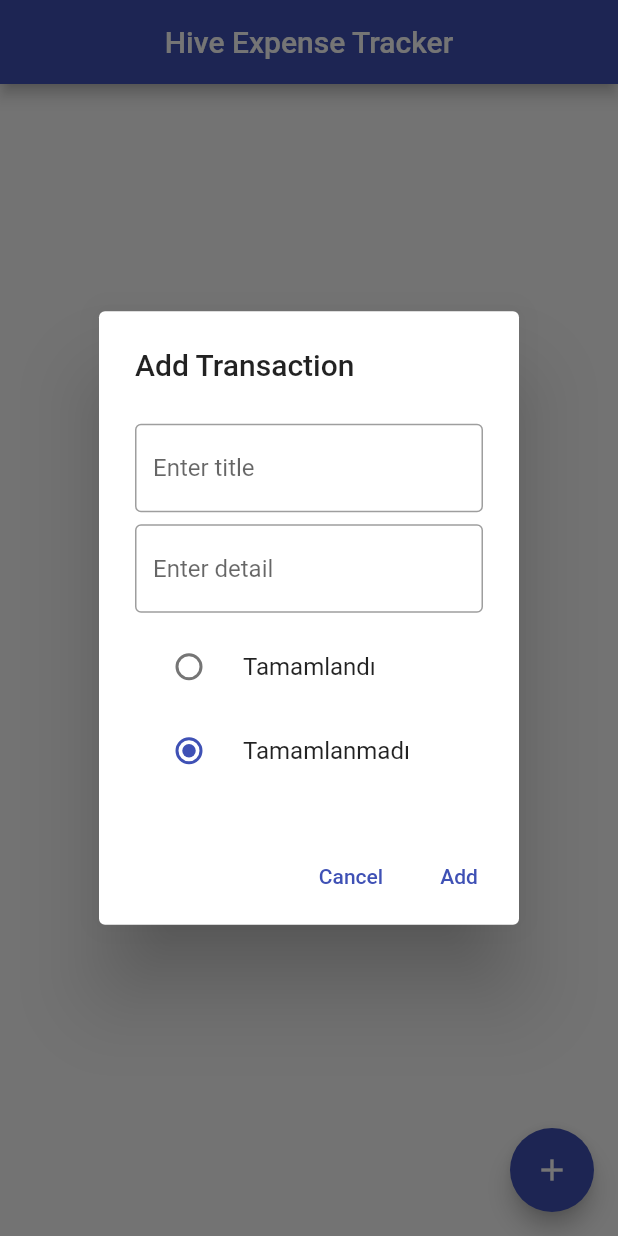
After one commit to byyasar/flutter_application_hive, a Flutter app: the screen it shows after launch, after a tap on the "add" icon, on a phone screen of 412 x 824 dp. The commit adds this screen. Run offline on Flutter 3.47's test engine with Material 2 defaults, Android fonts, the light colour scheme and no system bars; our stand-ins replace hive, hive_flutter; accounts and stored records are empty.

Commit message:
hive iletodo oluşturuldu

```diff
--- a/lib/main.dart
+++ b/lib/main.dart
@@ -3,13 +3,25 @@ import 'package:flutter_application_hive/constants/app_constants.dart';
 import 'package:flutter_application_hive/model/task_model.dart';
 import 'package:flutter_application_hive/view/mainpage_view.dart';
 import 'package:hive/hive.dart';
-import 'package:path_provider/path_provider.dart';
+import 'package:hive_flutter/hive_flutter.dart';
+
 
 Future<void> main() async {
   WidgetsFlutterBinding.ensureInitialized();
-  final document = await getApplicationDocumentsDirectory();
-  Hive.init(document.path);
+   await Hive.initFlutter();
   Hive.registerAdapter(TaskModelAdapter());
   await Hive.openBox<TaskModel>(ApplicationConstants.TASKBOX_NAME);
-  runApp(const MainpageView());
+  runApp(MyApp());
 }
+
+class MyApp extends StatelessWidget {
+  static final String title = 'Hive Expense App';
+
+  @override
+  Widget build(BuildContext context) => MaterialApp(
+        debugShowCheckedModeBanner: false,
+        title: title,
+        theme: ThemeData(primarySwatch: Colors.indigo),
+        home: MainpageView(),
+      );
+}
--- a/lib/model/task_model.dart
+++ b/lib/model/task_model.dart
@@ -3,7 +3,7 @@ import 'package:hive/hive.dart';
 part 'task_model.g.dart';
 
 @HiveType(typeId: 0)
-class TaskModel {
+class TaskModel extends HiveObject {
   @HiveField(0)
   String title;
   @HiveField(1)
--- /dev/null
+++ b/lib/transaction_dialog.dart
@@ -0,0 +1,139 @@
+import 'package:flutter/material.dart';
+import 'package:flutter_application_hive/model/task_model.dart';
+
+class TransactionDialog extends StatefulWidget {
+  final TaskModel? transaction;
+  final Function(String title, String detail, bool isCompleted) onClickedDone;
+
+  const TransactionDialog({
+    Key? key,
+    this.transaction,
+    required this.onClickedDone,
+  }) : super(key: key);
+
+  @override
+  _TransactionDialogState createState() => _TransactionDialogState();
+}
+
+class _TransactionDialogState extends State<TransactionDialog> {
+  final formKey = GlobalKey<FormState>();
+  final titleController = TextEditingController();
+  final detailController = TextEditingController();
+  //final isCompletedController=
+
+  bool isCompleted = false;
+
+  @override
+  void initState() {
+    super.initState();
+
+    if (widget.transaction != null) {
+      final transaction = widget.transaction!;
+
+      titleController.text = transaction.title;
+      detailController.text = transaction.detail;
+      isCompleted = transaction.isCompleted;
+    }
+  }
+
+  @override
+  void dispose() {
+    titleController.dispose();
+    detailController.dispose();
+
+    super.dispose();
+  }
+
+  @override
+  Widget build(BuildContext context) {
+    final isEditing = widget.transaction != null;
+    final title = isEditing ? 'Edit Transaction' : 'Add Transaction';
+
+    return AlertDialog(
+      title: Text(title),
+      content: Form(
+        key: formKey,
+        child: SingleChildScrollView(
+          child: Column(
+            mainAxisSize: MainAxisSize.min,
+            children: <Widget>[
+              SizedBox(height: 8),
+              buildTitle(),
+              SizedBox(height: 8),
+              buildDetail(),
+              SizedBox(height: 8),
+              buildRadioButtons(),
+            ],
+          ),
+        ),
+      ),
+      actions: <Widget>[
+        buildCancelButton(context),
+        buildAddButton(context, isEditing: isEditing),
+      ],
+    );
+  }
+
+  Widget buildTitle() => TextFormField(
+        controller: titleController,
+        decoration: const InputDecoration(
+          border: OutlineInputBorder(),
+          hintText: 'Enter title',
+        ),
+        validator: (name) =>
+            name != null && name.isEmpty ? 'Enter a name' : null,
+      );
+
+  Widget buildDetail() => TextFormField(
+        decoration: const InputDecoration(
+          border: OutlineInputBorder(),
+          hintText: 'Enter detail',
+        ),
+        keyboardType: TextInputType.number,
+        validator: (name) =>
+            name != null && name.isEmpty ? 'Enter a name' : null,
+        controller: detailController,
+      );
+
+  Widget buildRadioButtons() => Column(
+        children: [
+          RadioListTile<bool>(
+            title: Text('Tamamlandı'),
+            value: true,
+            groupValue: isCompleted,
+            onChanged: (value) => setState(() => isCompleted = value!),
+          ),
+          RadioListTile<bool>(
+            title: Text('Tamamlanmadı'),
+            value: false,
+            groupValue: isCompleted,
+            onChanged: (value) => setState(() => isCompleted = value!),
+          ),
+        ],
+      );
+
+  Widget buildCancelButton(BuildContext context) => TextButton(
+        child: Text('Cancel'),
+        onPressed: () => Navigator.of(context).pop(),
+      );
+
+  Widget buildAddButton(BuildContext context, {required bool isEditing}) {
+    final text = isEditing ? 'Save' : 'Add';
+
+    return TextButton(
+      child: Text(text),
+      onPressed: () async {
+        final isValid = formKey.currentState!.validate();
+
+        if (isValid) {
+          final title = titleController.text;
+          final detail = detailController.text;
+
+          widget.onClickedDone(title, detail, isCompleted);
+
+          Navigator.of(context).pop();
+        }
+      },
+    );
+  }
+}
--- /dev/null
+++ b/lib/view/boxes.dart
@@ -0,0 +1,8 @@
+import 'package:flutter_application_hive/constants/app_constants.dart';
+import 'package:flutter_application_hive/model/task_model.dart';
+import 'package:hive/hive.dart';
+
+class Boxes {
+  static Box<TaskModel> getTransactions() =>
+      Hive.box<TaskModel>(ApplicationConstants.TASKBOX_NAME);
+}
--- a/lib/view/mainpage_view.dart
+++ b/lib/view/mainpage_view.dart
@@ -1,7 +1,7 @@
 import 'package:flutter/material.dart';
-import 'package:flutter_application_hive/constants/app_constants.dart';
 import 'package:flutter_application_hive/model/task_model.dart';
-import 'package:flutter_application_hive/view/todo_filter.dart';
+import 'package:flutter_application_hive/transaction_dialog.dart';
+import 'package:flutter_application_hive/view/boxes.dart';
 import 'package:hive/hive.dart';
 import 'package:hive_flutter/hive_flutter.dart';
 
@@ -12,141 +12,157 @@ class MainpageView extends StatefulWidget {
   _MainpageViewState createState() => _MainpageViewState();
 }
 
-late Box<TaskModel> todoBox;
-final TextEditingController titleController = TextEditingController();
-final TextEditingController detailController = TextEditingController();
+class _MainpageViewState extends State<MainpageView> {
+  @override
+  void dispose() {
+    Hive.close();
+    super.dispose();
+  }
 
-class _MainpageViewState extends State<MainpageView> {
-  TodoFilter filter = TodoFilter.ALL;
+  void editTransaction(
+    TaskModel transaction,
+    String title,
+    String detail,
+    bool isCompleted,
+  ) {
+    transaction.title = title;
+    transaction.detail = detail;
+    transaction.isCompleted = isCompleted;
+    transaction.save();
+  }
 
-  List<TaskModel> liste = [];
-  @override
-  initState() {
-    // TODO: implement initState
-    super.initState();
-    //Hive.registerAdapter(TaskModelAdapter());
-    todoBox = Hive.box<TaskModel>(ApplicationConstants.TASKBOX_NAME);
-    print(liste.length.toString());
-    //liste = todoBox.values.toList();
+  void deleteTransaction(TaskModel transaction) {
+    // final box = Boxes.getTransactions();
+    // box.delete(transaction.key);
+
+    transaction.delete();
+    //setState(() {});
   }
 
   @override
-  Widget build(BuildContext context) {
-    return MaterialApp(
-      home: Scaffold(
-        appBar: _buildAppbar,
-
-        body: Container(
-          color: Colors.amber,
-          height: 500,
-          child: Column(
-            children: <Widget>[
-              ValueListenableBuilder(
-                valueListenable: todoBox.listenable(),
-                builder: (context, Box<TaskModel> liste, _) {
-                  print(liste.length.toString());
-                  List<int> keys;
-                  keys = liste.keys.cast<int>().toList();
-
-                  return ListView.separated(
-                    shrinkWrap: true,
-                    itemCount: liste.length,
-                    separatorBuilder: (BuildContext context, int index) {
-                      return const Divider();
+  Widget build(BuildContext context) => Scaffold(
+        appBar: AppBar(
+          title: const Text('Hive Expense Tracker'),
+          centerTitle: true,
+        ),
+        body: ValueListenableBuilder<Box<TaskModel>>(
+          valueListenable: Boxes.getTransactions().listenable(),
+          builder: (context, box, _) {
+            final transactions = box.values.toList().cast<TaskModel>();
+            print(transactions.length);
+            //return Text(transactions[1].detail);
+            return buildContent(transactions);
           },
-                    itemBuilder: (BuildContext context, int index) {
-                      //final TaskModel todo = todos.get(key)!;
-                      final int key = keys[index];
-                      // final Box<TaskModel> data = liste.get(key);
-                      return Text('data ${liste.get(key)?.detail}');
-                    },
-                  );
-                },
-              )
-            ],
+        ),
+        floatingActionButton: FloatingActionButton(
+          child: const Icon(Icons.add),
+          onPressed: () => showDialog(
+            context: context,
+            builder: (context) => TransactionDialog(
+              onClickedDone: addTransaction,
             ),
           ),
+        ),
+      );
 
-        /*floatingActionButton: FloatingActionButton(
-          onPressed: () {
-            showDialog(
-                context: context,
-                child: Dialog(
-                    child: Container(
-                  padding: EdgeInsets.all(16),
-                  child: Column(
-                    mainAxisSize: MainAxisSize.min,
-                    children: <Widget>[
-                      TextField(
-                        decoration: InputDecoration(hintText: "Title"),
-                        controller: titleController,
+  Widget buildContent(List<TaskModel> transactions) {
+    if (transactions.isEmpty) {
+      return Center(
+        child: Text(
+          'No expenses yet!',
+          style: TextStyle(fontSize: 24),
         ),
-                      SizedBox(
-                        height: 8,
+      );
+    } else {
+      //return Text(transactions.length.toString());
+      return Column(
+        children: [
+          SizedBox(height: 24),
+          Expanded(
+            child: ListView.builder(
+              padding: EdgeInsets.all(8),
+              itemCount: transactions.length,
+              itemBuilder: (BuildContext context, int index) {
+                final transaction = transactions[index];
+
+                return buildTransaction(context, transaction);
+                //return Text(transactions.length.toString());
+              },
             ),
-                      TextField(
-                        decoration: InputDecoration(hintText: "Detail"),
-                        controller: detailController,
           ),
-                      SizedBox(
-                        height: 8,
+          SizedBox(height: 24),
+        ],
+      );
+    }
+  }
+
+  Widget buildTransaction(
+    BuildContext context,
+    TaskModel transaction,
+  ) {
+    final color = transaction.isCompleted ? Colors.red : Colors.green;
+    final date =
+        DateTime.now(); //DateFormat.yMMMd().format(transaction.createdDate);
+    //final amount = '\$' + transaction.amount.toStringAsFixed(2);
+
+    return Card(
+      color: Colors.white,
+      child: ExpansionTile(
+        tilePadding: EdgeInsets.symmetric(horizontal: 24, vertical: 8),
+        title: Text(
+          transaction.title,
+          maxLines: 2,
+          style: TextStyle(fontWeight: FontWeight.bold, fontSize: 18),
         ),
-                      FlatButton(
-                        child: Text("Add Todo"),
-                        onPressed: () {
-                          ///Todo : Add Todo in hive
-                          final String title = titleController.text;
-                          final String detail = detailController.text;
-
-                          TaskModel todo = TaskModel(
-                              title: title, detail: detail, isCompleted: false);
-
-                          todoBox.add(todo);
-
-                          Navigator.pop(context);
-                        },
-                      )
+        subtitle: Text(transaction.detail),
+        trailing:
+            Checkbox(value: transaction.isCompleted, onChanged: (onChanged) {}),
+        children: [
+          buildButtons(context, transaction),
         ],
-                  ),
-                )),
-                builder: (BuildContext context) {});
-          },
-          child: Icon(Icons.add),
-        ), */ // This trailing comma makes auto-formatting nicer for build methods.
       ),
     );
   }
 
-  AppBar get _buildAppbar {
-    return AppBar(
-      title: const Text('Hive Todo App'),
-      actions: <Widget>[
-        PopupMenuButton<String>(
-          onSelected: (value) {
-            if (value.compareTo("All") == 0) {
-              setState(() {
-                filter = TodoFilter.ALL;
-              });
-            } else if (value.compareTo("Compeleted") == 0) {
-              setState(() {
-                filter = TodoFilter.COMPLETED;
-              });
-            } else {
-              setState(() {
-                filter = TodoFilter.INCOMPLETED;
-              });
+  Future addTransaction(String title, String detail, bool isCompleted) async {
+    final transaction =
+        TaskModel(title: title, detail: detail, isCompleted: isCompleted);
+
+    final box = Boxes.getTransactions();
+    box.add(transaction);
+    //box.put('mykey', transaction);
+
+    // final mybox = Boxes.getTransactions();
+    // final myTransaction = mybox.get('key');
+    // mybox.values;
+    // mybox.keys;
   }
-          },
-          itemBuilder: (BuildContext context) {
-            return ["Hepsi", "Tamamlananlar", "Yapılacaklar"].map((option) {
-              return PopupMenuItem(
-                value: option,
-                child: Text(option),
-              );
-            }).toList();
-          },
+
+  Widget buildButtons(BuildContext context, TaskModel transaction) => Row(
+        children: [
+          Expanded(
+            child: TextButton.icon(
+              label: Text('Edit'),
+              icon: Icon(Icons.edit),
+              onPressed: () => Navigator.of(context).push(
+                MaterialPageRoute(
+                  builder: (context) => TransactionDialog(
+                    transaction: transaction,
+                    onClickedDone: (title, detail, isCompleted) =>
+                        editTransaction(
+                            transaction, title, detail, isCompleted),
+                  ),
+                ),
+              ),
+            ),
+          ),
+          Expanded(
+            child: TextButton.icon(
+              label: Text('Delete'),
+              icon: Icon(Icons.delete),
+              onPressed: () => deleteTransaction(transaction),
+            ),
           )
         ],
       );
 }
-}
```
Lines whose indentation alone changed are shown as unchanged.
